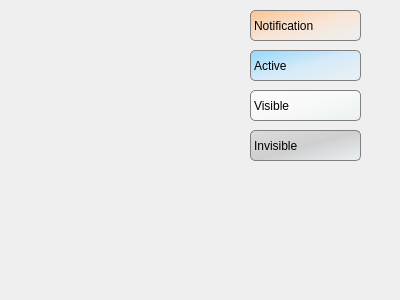
The window that lumina/lumina-desktop/images/sample-colorschemes.ui (trueos/pcbsd) describes before a commit, drawn with Qt 5.
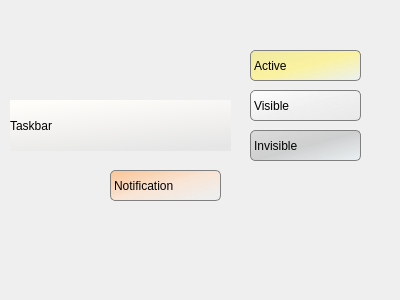
The same window after the commit.

Commit message: Clean up the default panel/taskbutton appearances. Now they look quite a bit nicer by default (wnet crazy with the designer gradient creation tool)

Patch:
```diff
--- a/lumina/lumina-desktop/images/sample-colorschemes.ui
+++ b/lumina/lumina-desktop/images/sample-colorschemes.ui
@@ -23,7 +23,7 @@
     </rect>
    </property>
    <property name="styleSheet">
-    <string notr="true">QLabel{ background-color: qlineargradient(spread:pad, x1:0, y1:0, x2:1, y2:1, stop:0 rgba(127, 212, 252, 210), stop:0.505682 rgba(197, 231, 255, 150), stop:1 rgba(221, 246, 255, 55)); border: 1px solid grey; border-radius: 5px;}</string>
+    <string notr="true">QLabel{ background-color: qlineargradient(spread:pad, x1:0, y1:0, x2:1, y2:1, stop:0 rgba(241, 233, 156, 240), stop:0.505682 rgba(255, 243, 127, 180), stop:1 rgba(221, 246, 255, 55)); border: 1px solid grey; border-radius: 5px;}</string>
    </property>
    <property name="text">
     <string>Active</string>
@@ -39,7 +39,7 @@
     </rect>
    </property>
    <property name="styleSheet">
-    <string notr="true">QLabel{background: qlineargradient(spread:pad, x1:0, y1:0, x2:1, y2:1, stop:0 rgba(255, 255, 255, 210), stop:0.505682 rgba(254, 255, 255, 150), stop:1 rgba(221, 246, 255, 55)); border: 1px solid grey; border-radius: 5px;}</string>
+    <string notr="true">QLabel{background: qlineargradient(spread:pad, x1:0, y1:0, x2:1, y2:1, stop:0 rgba(255, 255, 255, 240), stop:0.505682 rgba(240, 240, 240, 180), stop:1 rgba(210, 210, 210, 55)); border: 1px solid grey; border-radius: 5px;}</string>
    </property>
    <property name="text">
     <string>Visible</string>
@@ -64,8 +64,8 @@
   <widget class="QLabel" name="label_4">
    <property name="geometry">
     <rect>
-     <x>250</x>
-     <y>10</y>
+     <x>110</x>
+     <y>170</y>
      <width>111</width>
      <height>31</height>
     </rect>
@@ -79,6 +79,22 @@
     <string>Notification</string>
    </property>
   </widget>
+  <widget class="QLabel" name="label_5">
+   <property name="geometry">
+    <rect>
+     <x>10</x>
+     <y>100</y>
+     <width>221</width>
+     <height>51</height>
+    </rect>
+   </property>
+   <property name="styleSheet">
+    <string notr="true">QLabel{ background: qlineargradient(spread:pad, x1:0.291182, y1:0, x2:0.693, y2:1, stop:0 rgb(255, 253, 250), stop:1 rgb(230, 230, 230));}</string>
+   </property>
+   <property name="text">
+    <string>Taskbar</string>
+   </property>
+  </widget>
  </widget>
  <resources/>
  <connections/>
```
The commit also changes 3 other files.
